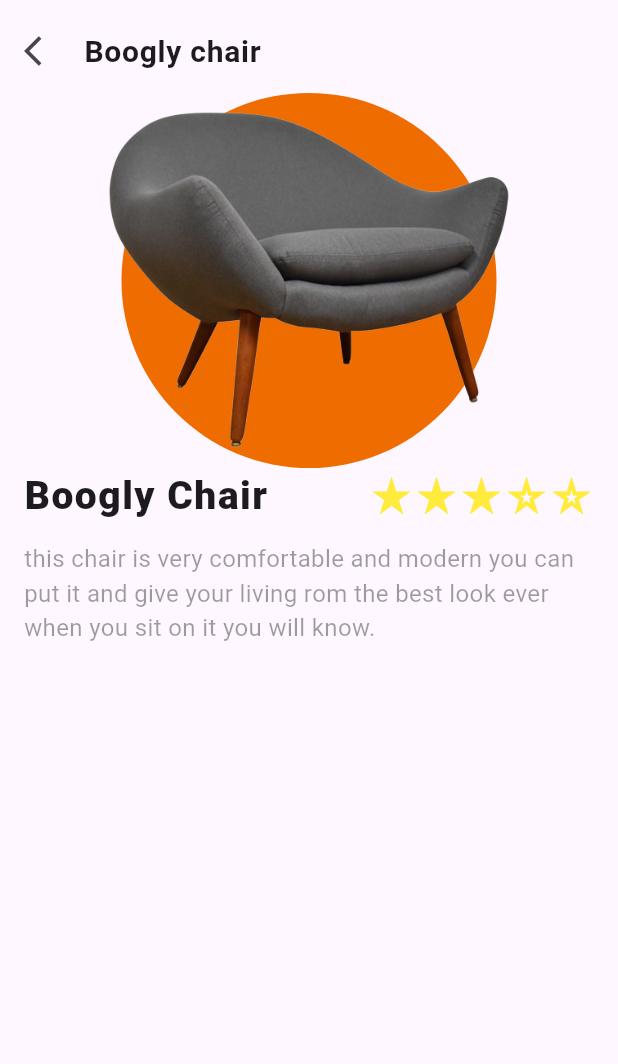
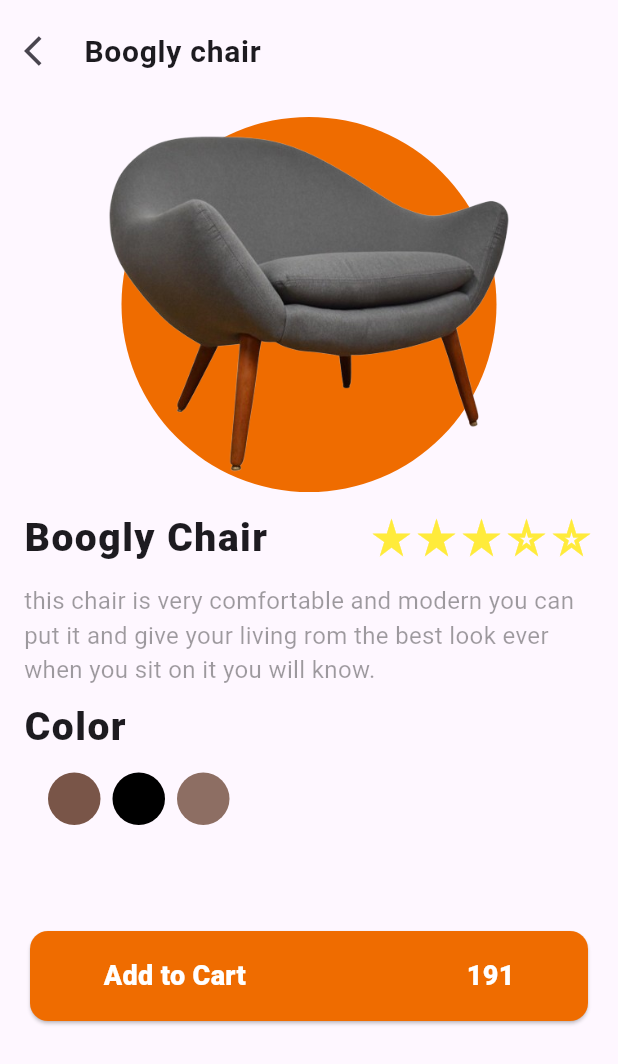
Before and after one commit to ZooZM/Furniture_App, a Flutter app: the screen it shows after launch, on a phone screen of 412 x 824 dp. Shown: the top 1064 px of the screen. Run offline on Flutter 3.47's test engine with Material 3 defaults, Android fonts, the phone set to English and light mode, and no system bars.

Commit message:
create color list payCard

```diff
--- a/lib/core/utils/Styles.dart
+++ b/lib/core/utils/Styles.dart
@@ -3,7 +3,8 @@ import 'package:flutter/material.dart';
 abstract class Styles {
   static const textStyle18 = TextStyle(
     fontSize: 18,
-    fontWeight: FontWeight.w600,
+    fontWeight: FontWeight.w900,
+    color: Colors.white,
   );
   static const textStyle20 = TextStyle(
     fontSize: 20,
--- a/lib/features/Detail/presentation/view/detail_page.dart
+++ b/lib/features/Detail/presentation/view/detail_page.dart
@@ -1,7 +1,11 @@
 import 'package:flutter/material.dart';
+import 'package:furniture_app/constant.dart';
+import 'package:furniture_app/core/utils/Styles.dart';
+import 'package:furniture_app/features/Detail/presentation/view/widget/color_List.dart';
 import 'package:furniture_app/features/Detail/presentation/view/widget/detail_appbar.dart';
 import 'package:furniture_app/features/Detail/presentation/view/widget/detail_item.dart';
 import 'package:furniture_app/features/Detail/presentation/view/widget/detail_text.dart';
+import 'package:furniture_app/features/Detail/presentation/view/widget/pay_card.dart';
 
 class DetailPage extends StatelessWidget {
   const DetailPage({super.key});
@@ -13,10 +17,39 @@ class DetailPage extends StatelessWidget {
         child: Padding(
           padding: EdgeInsets.symmetric(vertical: 6, horizontal: 16),
           child: Column(
+            crossAxisAlignment: CrossAxisAlignment.start,
             children: [
               DetailAppBar(),
+              SizedBox(
+                height: 16,
+              ),
               DetailItem(),
+              SizedBox(
+                height: 12,
+              ),
               DetailText(),
+              SizedBox(
+                height: 8,
+              ),
+              Row(
+                children: [
+                  Text(
+                    'Color',
+                    style: Styles.textStyle26,
+                  ),
+                ],
+              ),
+              Padding(
+                padding: EdgeInsets.only(left: 16, top: 12),
+                child: ColorsList(),
+              ),
+              Spacer(
+                flex: 1,
+              ),
+              PayCard(),
+              Spacer(
+                flex: 2,
+              ),
             ],
           ),
         ),
--- /dev/null
+++ b/lib/features/Detail/presentation/view/widget/color_list.dart
@@ -0,0 +1,49 @@
+import 'package:flutter/material.dart';
+
+class ColorsList extends StatefulWidget {
+  const ColorsList({super.key});
+
+  @override
+  State<ColorsList> createState() => _ColorsListState();
+}
+
+class _ColorsListState extends State<ColorsList> {
+  List<bool> isSelectList = [false, false, false];
+  List<Color> listColor = const [
+    Color(0xFF795548),
+    Color(0xFF000000),
+    Color(0xFF8D6E63),
+  ];
+  @override
+  Widget build(BuildContext context) {
+    return Wrap(
+      alignment: WrapAlignment.start,
+      spacing: 8,
+      runSpacing: 8,
+      children: List.generate(
+        3,
+        (index) => GestureDetector(
+          onTap: () {
+            setState(() {
+              isSelectList[index] = !isSelectList[index];
+            });
+          },
+          child: Container(
+            width: 35,
+            height: 35,
+            decoration: BoxDecoration(
+              color: listColor[index],
+              shape: BoxShape.circle,
+            ),
+            child: isSelectList[index]
+                ? const Icon(
+                    Icons.done,
+                    color: Colors.white,
+                  )
+                : null,
+          ),
+        ),
+      ),
+    );
+  }
+}
--- /dev/null
+++ b/lib/features/Detail/presentation/view/widget/pay_card.dart
@@ -0,0 +1,39 @@
+import 'package:flutter/material.dart';
+import 'package:furniture_app/constant.dart';
+import 'package:furniture_app/core/utils/Styles.dart';
+
+class PayCard extends StatelessWidget {
+  const PayCard({super.key});
+
+  @override
+  Widget build(BuildContext context) {
+    return Card(
+      color: korange,
+      child: const SizedBox(
+        height: 60,
+        child: Row(
+          mainAxisAlignment: MainAxisAlignment.center,
+          children: [
+            Spacer(
+              flex: 1,
+            ),
+            Text(
+              'Add to Cart',
+              style: Styles.textStyle18,
+            ),
+            Spacer(
+              flex: 3,
+            ),
+            Text(
+              '191',
+              style: Styles.textStyle18,
+            ),
+            Spacer(
+              flex: 1,
+            ),
+          ],
+        ),
+      ),
+    );
+  }
+}
```
